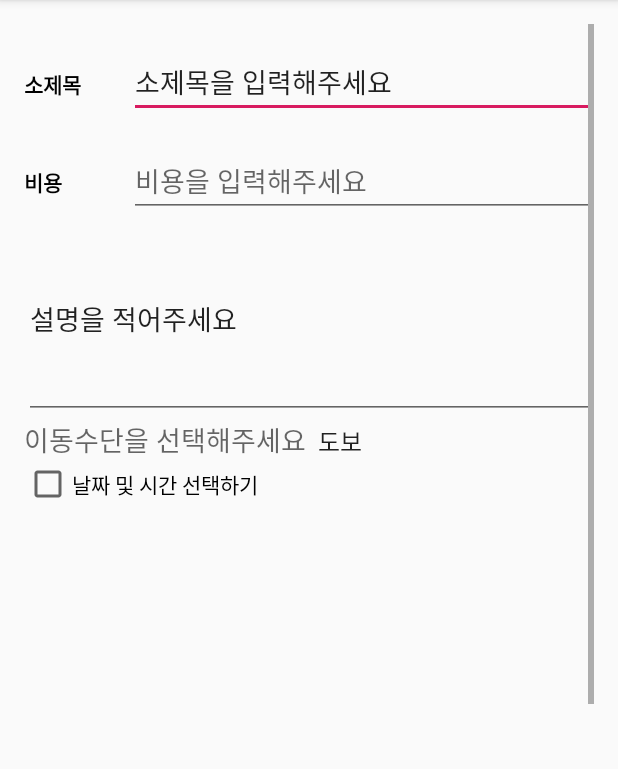
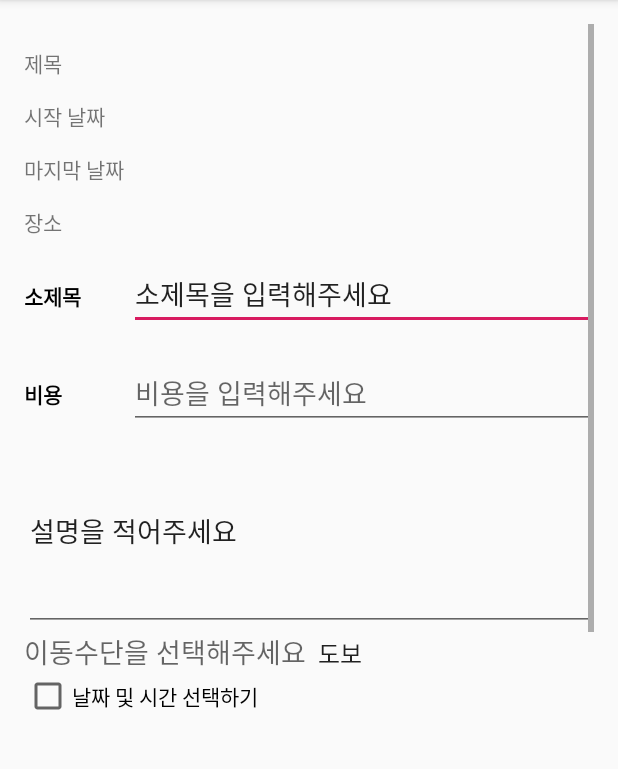
Before and after one commit to Jwhyee/mobile_project_tripper, an Android app: the CreateNote screen opened directly, with no data from a screen before it, on a phone screen of 412 x 824 dp, the part 84-853 px from its top. Run offline under Robolectric (Android 15) with nearby library versions, the phone set to English and light mode, and no system bars; 1 statement that could not run was skipped.

Commit message:
제목등 값들 넘기고 받기

```diff
--- a/app/src/main/java/com/example/mobile_project_tripper/CreateNote.java
+++ b/app/src/main/java/com/example/mobile_project_tripper/CreateNote.java
@@ -35,12 +35,30 @@ public class CreateNote extends AppCompatActivity {
     TimePicker pickerTime;
     TextView time;
     TextView date;
-    CheckBox checkBoxAlarm;
+    TextView title_view, location_view, start_date_view, end_date_view;
+    CheckBox checkBoxTime;
 
     @Override
     protected void onCreate(Bundle savedInstanceState) {
         super.onCreate(savedInstanceState);
         setContentView(R.layout.activity_create_note);
+
+        Intent openCreateNote = getIntent();
+        String title = getIntent().getStringExtra("title");
+        String location = getIntent().getStringExtra("location");
+        String start_date = getIntent().getStringExtra("start_date");
+        String end_date = getIntent().getStringExtra("end_date");
+
+        title_view = (TextView) findViewById(R.id.title_view);
+        location_view = (TextView) findViewById(R.id.location_view);
+        start_date_view = (TextView) findViewById(R.id.start_date_view);
+        end_date_view = (TextView) findViewById(R.id.end_date_view);
+
+        title_view.setText(title);
+        location_view.setText(location);
+        start_date_view.setText(start_date);
+        end_date_view.setText(end_date);
+
 
         mDBHelper = new DBHelper(this);
         db = mDBHelper.getWritableDatabase();
@@ -53,27 +71,26 @@ public class CreateNote extends AppCompatActivity {
         pickerTime = (TimePicker) findViewById(R.id.timePicker);
         time = (TextView) findViewById(R.id.txtTime);
         date = (TextView) findViewById(R.id.txtDate);
-        checkBoxAlarm = (CheckBox) findViewById(R.id.checkBox);
+        checkBoxTime = (CheckBox) findViewById(R.id.checkBox);
 
         pickerDate.setVisibility(View.INVISIBLE);
         pickerTime.setVisibility(View.INVISIBLE);
         time.setVisibility(View.INVISIBLE);
         date.setVisibility(View.INVISIBLE);
 
-        ArrayAdapter adapter = ArrayAdapter.createFromResource(
-                this, R.array.note_type, android.R.layout.simple_spinner_item);
+        ArrayAdapter adapter = ArrayAdapter.createFromResource(this, R.array.note_type, android.R.layout.simple_spinner_item);
         adapter.setDropDownViewResource(android.R.layout.simple_spinner_dropdown_item);
         mSpinner.setAdapter(adapter);
         mSpinner.setOnItemSelectedListener(new AdapterView.OnItemSelectedListener() {
             public void onItemSelected(AdapterView parent, View view, int position, long id) {
-                checkBoxAlarm.setEnabled(true);
+                checkBoxTime.setEnabled(true);
             }
 
             public void onNothingSelected(AdapterView parent) {
             }
         });
 
-        checkBoxAlarm.setOnCheckedChangeListener(new CompoundButton.OnCheckedChangeListener() {
+        checkBoxTime.setOnCheckedChangeListener(new CompoundButton.OnCheckedChangeListener() {
             @Override
             public void onCheckedChanged(CompoundButton buttonView, boolean isChecked) {
                 if (isChecked == true){
@@ -126,7 +143,7 @@ public class CreateNote extends AppCompatActivity {
                 cv.put(mDBHelper.TYPE, type);
                 cv.put(mDBHelper.TIME, getString(R.string.Not_Set));
 
-                if (checkBoxAlarm.isChecked()){
+                if (checkBoxTime.isChecked()){
                     Calendar calender = Calendar.getInstance();
                     calender.clear();
                     calender.set(Calendar.MONTH, pickerDate.getMonth());
@@ -149,6 +166,12 @@ public class CreateNote extends AppCompatActivity {
                 db.insert(mDBHelper.TABLE_NAME_TEMP, null, cv);
 
                 Intent openMainScreen = new Intent(this, WriteView.class);
+
+                openMainScreen.putExtra("title", title_view.getText().toString());
+                openMainScreen.putExtra("location", location_view.getText().toString());
+                openMainScreen.putExtra("start_date", start_date_view.getText().toString());
+                openMainScreen.putExtra("end_date", end_date_view.getText().toString());
+
                 openMainScreen.setFlags(Intent.FLAG_ACTIVITY_CLEAR_TOP);
                 startActivity(openMainScreen);
                 return true;
--- a/app/src/main/java/com/example/mobile_project_tripper/EditNote.java
+++ b/app/src/main/java/com/example/mobile_project_tripper/EditNote.java
@@ -36,7 +36,7 @@ public class EditNote extends AppCompatActivity {
     TimePicker pickerTime;
     TextView time;
     TextView date;
-    CheckBox checkBoxAlarm;
+    CheckBox checkBoxTime;
 
     @Override
     protected void onCreate(Bundle savedInstanceState) {
@@ -54,7 +54,7 @@ public class EditNote extends AppCompatActivity {
         pickerTime = (TimePicker) findViewById(R.id.timePicker2);
         time = (TextView) findViewById(R.id.txt_selecttime);
         date = (TextView) findViewById(R.id.txt_selectdate);
-        checkBoxAlarm = (CheckBox) findViewById(R.id.chkbox);
+        checkBoxTime = (CheckBox) findViewById(R.id.chkbox);
 
         final long id = getIntent().getExtras().getLong(getString(R.string.row_id_log));
 
@@ -65,7 +65,7 @@ public class EditNote extends AppCompatActivity {
         mSpinner.setOnItemSelectedListener(
                 new AdapterView.OnItemSelectedListener() {
                     public void onItemSelected(AdapterView parent, View view, int position, long id) {
-                        checkBoxAlarm.setEnabled(true);
+                        checkBoxTime.setEnabled(true);
                     }
 
                     public void onNothingSelected(AdapterView parent) {
@@ -82,28 +82,28 @@ public class EditNote extends AppCompatActivity {
                 mDescriptionText.setText(cursor.getString(cursor.getColumnIndexOrThrow(mDBHelper.DETAIL)));
                 if (cursor.getString(cursor.getColumnIndexOrThrow(mDBHelper.TYPE)).equals(mSpinner.getItemAtPosition(0))) {
                     mSpinner.setSelection(0);
-                    checkBoxAlarm.setChecked(false);
-                    checkBoxAlarm.setEnabled(false);
+                    checkBoxTime.setChecked(false);
+                    checkBoxTime.setEnabled(false);
                     pickerDate.setVisibility(View.INVISIBLE);
                     pickerTime.setVisibility(View.INVISIBLE);
                     time.setVisibility(View.INVISIBLE);
                     date.setVisibility(View.INVISIBLE);
                 } else if (cursor.getString(cursor.getColumnIndexOrThrow(mDBHelper.TYPE)).equals(mSpinner.getItemAtPosition(1))) {
                     mSpinner.setSelection(1);
-                    checkBoxAlarm.setChecked(false);
-                    checkBoxAlarm.setEnabled(false);
+                    checkBoxTime.setChecked(false);
+                    checkBoxTime.setEnabled(false);
                     pickerDate.setVisibility(View.INVISIBLE);
                     pickerTime.setVisibility(View.INVISIBLE);
                     time.setVisibility(View.INVISIBLE);
                     date.setVisibility(View.INVISIBLE);
                 } else if (cursor.getString(cursor.getColumnIndexOrThrow(mDBHelper.TYPE)).equals(mSpinner.getItemAtPosition(2))) {
                     mSpinner.setSelection(2);
-                    checkBoxAlarm.setChecked(true);
-                    checkBoxAlarm.setEnabled(true);
+                    checkBoxTime.setChecked(true);
+                    checkBoxTime.setEnabled(true);
 
                 }
                 if (cursor.getString(cursor.getColumnIndexOrThrow(mDBHelper.TIME)).toString().equals(getString(R.string.Not_Set_Alert))) {
-                    checkBoxAlarm.setChecked(false);
+                    checkBoxTime.setChecked(false);
                     pickerDate.setVisibility(View.INVISIBLE);
                     pickerTime.setVisibility(View.INVISIBLE);
                     time.setVisibility(View.INVISIBLE);
@@ -115,7 +115,7 @@ public class EditNote extends AppCompatActivity {
             }
             cursor.close();
         }
-        checkBoxAlarm.setOnCheckedChangeListener(new CompoundButton.OnCheckedChangeListener() {
+        checkBoxTime.setOnCheckedChangeListener(new CompoundButton.OnCheckedChangeListener() {
             @Override
             public void onCheckedChanged(CompoundButton buttonView, boolean isChecked) {
                 if (isChecked == true) {
@@ -137,10 +137,6 @@ public class EditNote extends AppCompatActivity {
     public void onBackPressed() {
         Intent setIntent = new Intent(this, WriteView.class);
         startActivity(setIntent);
-    }
-
-    void showToast(CharSequence msg) {
-        Toast.makeText(this, msg, Toast.LENGTH_SHORT).show();
     }
 
     @Override
@@ -172,7 +168,7 @@ public class EditNote extends AppCompatActivity {
                 cv.put(mDBHelper.TIME, getString(R.string.Not_Set));
                 cv.putNull(mDBHelper.DATE);
 
-                if (checkBoxAlarm.isChecked()){
+                if (checkBoxTime.isChecked()){
                     Calendar calender = Calendar.getInstance();
                     calender.clear();
                     calender.set(Calendar.MONTH, pickerDate.getMonth());
--- a/app/src/main/java/com/example/mobile_project_tripper/WriteView.java
+++ b/app/src/main/java/com/example/mobile_project_tripper/WriteView.java
@@ -53,12 +53,25 @@ public class WriteView extends AppCompatActivity {
     protected void onCreate(Bundle savedInstanceState) {
         super.onCreate(savedInstanceState);
         setContentView(R.layout.activity_diary_view);
+        Intent openMainActivity = getIntent();
+        String title_view = getIntent().getStringExtra("title");
+        String location_view = getIntent().getStringExtra("location");
+        String start_date_view = getIntent().getStringExtra("start_date");
+        String end_date_view = getIntent().getStringExtra("end_date");
+
+
         startService();
 
         title = findViewById(R.id.title);
         location = findViewById(R.id.location);
         start_date = findViewById(R.id.start_date);
         end_date = findViewById(R.id.end_date);
+
+        title.setText(title_view);
+        location.setText(location_view);
+        start_date.setText(start_date_view);
+        end_date.setText(end_date_view);
+
 
         mDBHelper = new DBHelper(this);
 
@@ -178,6 +191,7 @@ public class WriteView extends AppCompatActivity {
                 mDBHelper.d_insert(title.getText().toString());
                 Intent intent = new Intent(getApplicationContext(), MainActivity.class);
                 startActivity(intent);
+                finish();
             }
         });
     }
@@ -249,7 +263,18 @@ public class WriteView extends AppCompatActivity {
 
         switch(item.getItemId()) {
             case R.id.action_new:
+
+                title = (EditText) findViewById(R.id.title);
+                start_date = (TextView) findViewById(R.id.start_date);
+                end_date = (TextView) findViewById(R.id.end_date);
+                location = (EditText) findViewById(R.id.location);
+
                 Intent openCreateNote = new Intent(WriteView.this, CreateNote.class);
+                openCreateNote.putExtra("title", title.getText().toString());
+                openCreateNote.putExtra("location", location.getText().toString());
+                openCreateNote.putExtra("start_date", start_date.getText().toString());
+                openCreateNote.putExtra("end_date", end_date.getText().toString());
+
                 startActivity(openCreateNote);
                 return true;
 
--- a/app/src/main/res/layout/activity_create_note.xml
+++ b/app/src/main/res/layout/activity_create_note.xml
@@ -6,29 +6,101 @@
     android:paddingBottom="@dimen/activity_vertical_margin">
 
     <ScrollView
+        android:id="@+id/scrollView"
         android:layout_width="fill_parent"
-        android:layout_height="wrap_content"
-        android:id="@+id/scrollView">
+        android:layout_height="wrap_content">
 
         <LinearLayout
-            android:orientation="vertical"
             android:layout_width="fill_parent"
             android:layout_height="wrap_content"
+            android:layout_below="@+id/spinnerNoteType"
+            android:layout_alignParentStart="true"
             android:layout_alignParentLeft="true"
-            android:layout_alignParentStart="true"
-            android:layout_below="@+id/spinnerNoteType"
-            android:layout_alignParentBottom="true">
+            android:layout_alignParentBottom="true"
+            android:orientation="vertical">
 
-            <GridLayout
-                android:layout_width="fill_parent"
-                android:layout_height="fill_parent">
+            <LinearLayout
+                android:layout_width="match_parent"
+                android:layout_height="20dp"
+                android:layout_marginTop="15dp"
+                android:orientation="horizontal">
 
-            </GridLayout>
-                <LinearLayout
+                <TextView
+                    android:id="@+id/title_"
+                    android:layout_width="70dp"
+                    android:layout_height="wrap_content"
+                    android:text="제목" />
+
+                <TextView
+                    android:id="@+id/title_view"
                     android:layout_width="match_parent"
-                    android:layout_height="50dp"
-                    android:layout_marginTop="15dp"
-                    android:orientation="horizontal">
+                    android:layout_height="wrap_content"
+                    android:text="title" />
+            </LinearLayout>
+
+            <LinearLayout
+                android:layout_width="match_parent"
+                android:layout_height="20dp"
+                android:layout_marginTop="15dp"
+                android:orientation="horizontal">
+
+                <TextView
+                    android:id="@+id/start_date_"
+                    android:layout_width="70dp"
+                    android:layout_height="wrap_content"
+                    android:text="시작 날짜" />
+
+                <TextView
+                    android:id="@+id/start_date_view"
+                    android:layout_width="match_parent"
+                    android:layout_height="wrap_content"
+                    android:text="start_date" />
+            </LinearLayout>
+
+            <LinearLayout
+                android:layout_width="match_parent"
+                android:layout_height="20dp"
+                android:layout_marginTop="15dp"
+                android:orientation="horizontal">
+
+                <TextView
+                    android:id="@+id/end_date_"
+                    android:layout_width="70dp"
+                    android:layout_height="wrap_content"
+                    android:text="마지막 날짜" />
+
+                <TextView
+                    android:id="@+id/end_date_view"
+                    android:layout_width="match_parent"
+                    android:layout_height="wrap_content"
+                    android:text="end_date" />
+            </LinearLayout>
+
+            <LinearLayout
+                android:layout_width="match_parent"
+                android:layout_height="20dp"
+                android:layout_marginTop="15dp"
+                android:orientation="horizontal">
+
+                <TextView
+                    android:id="@+id/loaction_"
+                    android:layout_width="70dp"
+                    android:layout_height="wrap_content"
+                    android:text="장소" />
+
+                <TextView
+                    android:id="@+id/location_view"
+                    android:layout_width="match_parent"
+                    android:layout_height="wrap_content"
+                    android:text="location" />
+            </LinearLayout>
+
+            <LinearLayout
+                android:layout_width="match_parent"
+                android:layout_height="50dp"
+                android:layout_marginTop="15dp"
+                android:orientation="horizontal">
+
                 <TextView
                     android:id="@+id/sub_title"
                     android:layout_width="70dp"
@@ -38,23 +110,26 @@
                     android:textColor="#000000"
                     android:textSize="14dp"
                     android:textStyle="bold" />
+
                 <EditText
+                    android:id="@+id/txttitle"
                     android:layout_width="match_parent"
                     android:layout_height="wrap_content"
-                    android:id="@+id/txttitle"
+                    android:layout_below="@+id/btnBack"
+                    android:layout_alignParentStart="true"
+                    android:layout_alignParentLeft="true"
+                    android:editable="true"
                     android:maxLength="25"
-                    android:text="@string/txt_edit_hint"
-                    android:layout_below="@+id/btnBack"
-                    android:layout_alignParentLeft="true"
-                    android:layout_alignParentStart="true"
                     android:singleLine="true"
-                    android:editable="true" />
+                    android:text="@string/txt_edit_hint" />
             </LinearLayout>
+
             <LinearLayout
                 android:layout_width="match_parent"
                 android:layout_height="50dp"
                 android:layout_marginTop="15dp"
                 android:orientation="horizontal">
+
                 <TextView
                     android:id="@+id/cost"
                     android:layout_width="70dp"
@@ -64,39 +139,40 @@
                     android:textColor="#000000"
                     android:textSize="14dp"
                     android:textStyle="bold" />
+
                 <EditText
+                    android:id="@+id/txtcost"
                     android:layout_width="match_parent"
                     android:layout_height="wrap_content"
-                    android:id="@+id/txtcost"
+                    android:layout_below="@+id/btnBack"
+                    android:layout_alignParentStart="true"
+                    android:layout_alignParentLeft="true"
+                    android:editable="true"
+                    android:hint="비용을 입력해주세요"
                     android:maxLength="25"
-                    android:hint="비용을 입력해주세요"
-                    android:layout_below="@+id/btnBack"
-                    android:layout_alignParentLeft="true"
-                    android:layout_alignParentStart="true"
-                    android:singleLine="true"
-                    android:editable="true" />
+                    android:singleLine="true" />
             </LinearLayout>
 
             <ScrollView
+                android:id="@+id/scrollView4"
                 android:layout_width="match_parent"
-                android:layout_height="wrap_content"
-                android:id="@+id/scrollView4" >
+                android:layout_height="wrap_content">
 
                 <EditText
+                    android:id="@+id/description"
                     android:layout_width="match_parent"
                     android:layout_height="wrap_content"
-                    android:id="@+id/description"
-                    android:text="@string/detail_hint"
                     android:layout_below="@+id/txttitle"
+                    android:layout_alignParentStart="true"
                     android:layout_alignParentLeft="true"
-                    android:layout_alignParentStart="true"
+                    android:layout_alignParentEnd="true"
                     android:layout_alignParentRight="true"
-                    android:layout_alignParentEnd="true"
-                    android:singleLine="false"
                     android:editable="true"
                     android:lines="5"
                     android:maxLength="140"
-                    android:nestedScrollingEnabled="false" />
+                    android:nestedScrollingEnabled="false"
+                    android:singleLine="false"
+                    android:text="@string/detail_hint" />
             </ScrollView>
 
             <GridLayout
@@ -104,69 +180,69 @@
                 android:layout_height="fill_parent">
 
                 <TextView
+                    android:id="@+id/txtNoteType"
                     android:layout_width="wrap_content"
                     android:layout_height="wrap_content"
-                    android:textAppearance="?android:attr/textAppearanceMedium"
+                    android:layout_below="@+id/description"
+                    android:layout_alignParentStart="true"
+                    android:layout_alignParentLeft="true"
                     android:text="@string/type_note"
-                    android:id="@+id/txtNoteType"
-                    android:layout_below="@+id/description"
-                    android:layout_alignParentLeft="true"
-                    android:layout_alignParentStart="true" />
+                    android:textAppearance="?android:attr/textAppearanceMedium" />
 
                 <Spinner
+                    android:id="@+id/spinnerNoteType"
                     android:layout_width="fill_parent"
                     android:layout_height="wrap_content"
-                    android:id="@+id/spinnerNoteType"
-                    android:entries="@array/note_type"
                     android:layout_below="@+id/description"
+                    android:layout_alignParentEnd="true"
                     android:layout_alignParentRight="true"
-                    android:layout_alignParentEnd="true"
+                    android:layout_toEndOf="@+id/txttitle"
                     android:layout_toRightOf="@+id/txttitle"
-                    android:layout_toEndOf="@+id/txttitle" />
+                    android:entries="@array/note_type" />
             </GridLayout>
 
             <LinearLayout
-                android:orientation="vertical"
                 android:layout_width="fill_parent"
-                android:layout_height="fill_parent">
+                android:layout_height="fill_parent"
+                android:orientation="vertical">
 
                 <CheckBox
+                    android:id="@+id/checkBox"
                     android:layout_width="wrap_content"
                     android:layout_height="wrap_content"
-                    android:text="@string/set_alert"
-                    android:id="@+id/checkBox"
                     android:layout_below="@+id/spinnerNoteType"
+                    android:layout_alignParentStart="true"
                     android:layout_alignParentLeft="true"
-                    android:layout_alignParentStart="true"
+                    android:layout_alignParentEnd="true"
+                    android:layout_alignParentRight="true"
                     android:enabled="false"
-                    android:layout_alignParentRight="true"
-                    android:layout_alignParentEnd="true" />
+                    android:text="@string/set_alert" />
 
                 <TextView
+                    android:id="@+id/txtDate"
                     android:layout_width="wrap_content"
                     android:layout_height="wrap_content"
-                    android:textAppearance="?android:attr/textAppearanceMedium"
                     android:text="@string/textview_date"
-                    android:id="@+id/txtDate" />
+                    android:textAppearance="?android:attr/textAppearanceMedium" />
 
                 <DatePicker
+                    android:id="@+id/datePicker"
                     android:layout_width="match_parent"
                     android:layout_height="wrap_content"
                     android:calendarViewShown="false"
-                    android:id="@+id/datePicker"
                     android:clickable="true" />
 
                 <TextView
+                    android:id="@+id/txtTime"
                     android:layout_width="wrap_content"
                     android:layout_height="wrap_content"
-                    android:textAppearance="?android:attr/textAppearanceMedium"
                     android:text="@string/txt_time"
-                    android:id="@+id/txtTime" />
+                    android:textAppearance="?android:attr/textAppearanceMedium" />
 
                 <TimePicker
+                    android:id="@+id/timePicker"
                     android:layout_width="wrap_content"
                     android:layout_height="wrap_content"
-                    android:id="@+id/timePicker"
                     android:layout_gravity="center_horizontal" />
             </LinearLayout>
         </LinearLayout>
--- a/app/src/main/res/layout/activity_edit_note.xml
+++ b/app/src/main/res/layout/activity_edit_note.xml
@@ -4,7 +4,7 @@
     android:layout_height="match_parent"
     android:paddingLeft="@dimen/activity_horizontal_margin"
     android:paddingRight="@dimen/activity_horizontal_margin"
-    android:paddingTop="@dimen/activity_vertical_margin"
+    android:paddingTop="@dimen/activity_horizontal_margin"
     android:paddingBottom="@dimen/activity_vertical_margin">
 
     <ScrollView
```
